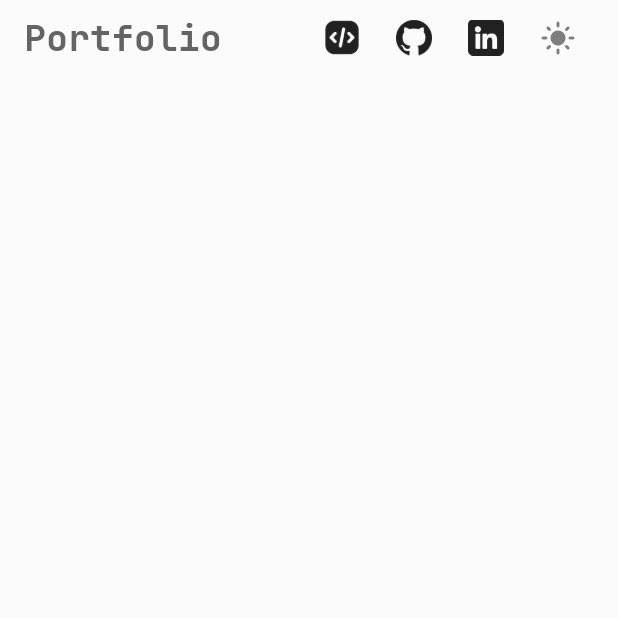
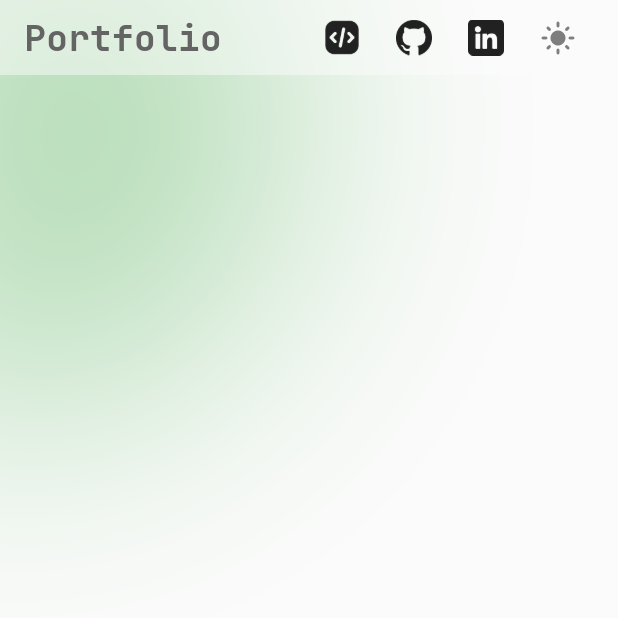
Before and after one commit to JANNIES99/Portfolio, a Flutter app: the screen it shows after launch, on a phone screen of 412 x 824 dp, the top half of it. Run offline on Flutter 3.47's test engine with Material 3 defaults, Android fonts, the phone set to English and light mode, and no system bars.

Commit message:
presentation

```diff
--- a/lib/homepage.dart
+++ b/lib/features/home/presentation/homepage.dart
@@ -1,11 +1,12 @@
 import 'package:flutter/material.dart';
 import 'package:portfolio/widgets/appbar/myappbar.dart';
+import 'package:portfolio/widgets/backgroundblur.dart';
 
 class Homepage extends StatelessWidget {
   const Homepage({super.key});
 
   @override
   Widget build(BuildContext context) {
-    return Scaffold(body: MyAppBar());
+    return Scaffold(body: Stack(children: [BackgroundBlur(), MyAppBar()]));
   }
 }
--- a/lib/main.dart
+++ b/lib/main.dart
@@ -1,5 +1,5 @@
 import 'package:flutter/material.dart';
-import 'package:portfolio/homepage.dart';
+import 'package:portfolio/features/home/presentation/homepage.dart';
 import 'package:portfolio/style/apptheme.dart';
 import 'package:portfolio/style/themeprovider.dart';
 import 'package:provider/provider.dart';
--- a/lib/widgets/appbar/myappbar.dart
+++ b/lib/widgets/appbar/myappbar.dart
@@ -25,7 +25,9 @@ class MyAppBar extends StatelessWidget {
             horizontal: context.appPaddings.horiPadding,
           ),
           height: context.appPaddings.vertHeight,
-          color: context.theme.appBarTheme.backgroundColor,
+          color: context.theme.appBarTheme.backgroundColor!.withValues(
+            alpha: 0.5,
+          ),
           child: ConstrainedBox(
             constraints: const BoxConstraints(maxWidth: Insets.maxWidth),
             child: Row(
```
Also changed, not shown: lib/features/home/presentation/herowidget.dart (added).
